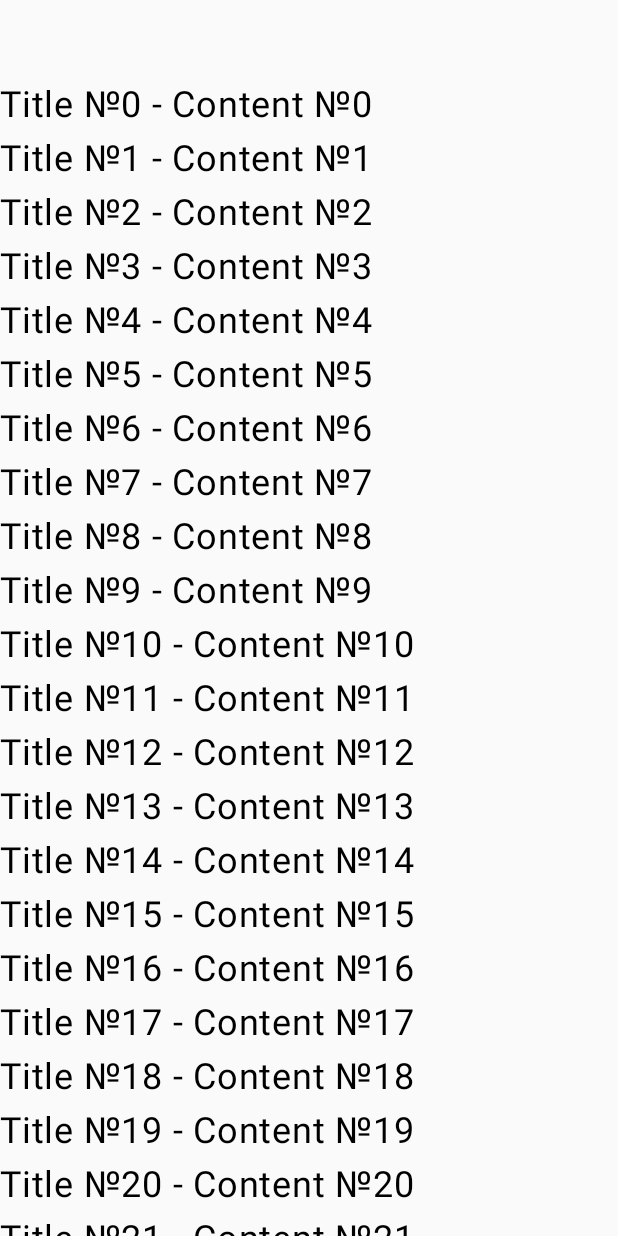
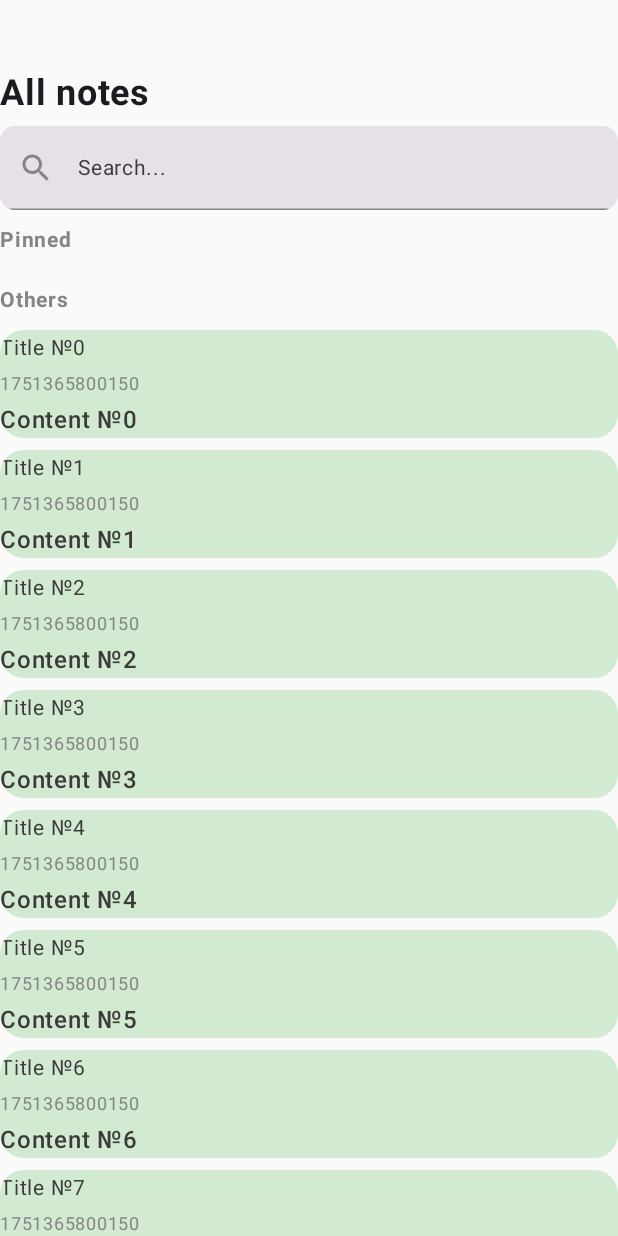
Before and after one commit to i11usionGID/Notes, an Android app built with Jetpack Compose: the screen it shows after launch (MainActivity), on a phone screen of 412 x 824 dp. Run offline under Robolectric (Android 15) with nearby library versions, the phone set to English and light mode, and no system bars.

Commit message:
реализован каркас первого экрана приложения

```diff
--- a/src/main/java/com/example/notes/presentation/screens/notes/NotesScreen.kt
+++ b/src/main/java/com/example/notes/presentation/screens/notes/NotesScreen.kt
@@ -1,21 +1,37 @@
+@file:OptIn(ExperimentalFoundationApi::class)
+
 package com.example.notes.presentation.screens.notes
 
-import androidx.compose.foundation.clickable
-import androidx.compose.foundation.horizontalScroll
+import androidx.compose.foundation.ExperimentalFoundationApi
+import androidx.compose.foundation.background
+import androidx.compose.foundation.combinedClickable
 import androidx.compose.foundation.layout.Arrangement
 import androidx.compose.foundation.layout.Column
-import androidx.compose.foundation.layout.Row
+import androidx.compose.foundation.layout.fillMaxWidth
 import androidx.compose.foundation.layout.padding
-import androidx.compose.foundation.rememberScrollState
-import androidx.compose.foundation.verticalScroll
+import androidx.compose.foundation.lazy.LazyColumn
+import androidx.compose.foundation.lazy.LazyRow
+import androidx.compose.foundation.lazy.items
+import androidx.compose.foundation.shape.RoundedCornerShape
+import androidx.compose.material.icons.Icons
+import androidx.compose.material.icons.filled.Search
+import androidx.compose.material3.Icon
+import androidx.compose.material3.MaterialTheme
 import androidx.compose.material3.Text
+import androidx.compose.material3.TextField
 import androidx.compose.runtime.Composable
 import androidx.compose.runtime.collectAsState
 import androidx.compose.runtime.getValue
 import androidx.compose.ui.Modifier
+import androidx.compose.ui.draw.clip
+import androidx.compose.ui.graphics.Color
+import androidx.compose.ui.text.font.FontWeight
 import androidx.compose.ui.unit.dp
 import androidx.compose.ui.unit.sp
 import androidx.lifecycle.viewmodel.compose.viewModel
+import com.example.notes.domain.Note
+import com.example.notes.presentation.ui.theme.Green
+import com.example.notes.presentation.ui.theme.Yellow200
 
 @Composable
 fun NotesScreen(
@@ -24,33 +40,173 @@ fun NotesScreen(
 ) {
     val state by viewModel.state.collectAsState()
 
-    Column(
-        modifier = Modifier
-            .padding(top = 48.dp)
-            .verticalScroll(rememberScrollState()),
+    LazyColumn(
+        modifier = modifier
+            .padding(top = 48.dp),
         verticalArrangement = Arrangement.spacedBy(8.dp)
     ) {
-        Row(modifier = Modifier
-            .horizontalScroll(rememberScrollState()),
-            horizontalArrangement = Arrangement.spacedBy(8.dp)) {
-            state.pinnedNotes.forEach {note ->
-                Text(
-                    modifier = Modifier.clickable {
-                        viewModel.processCommand(NotesCommand.SwitchedPinnedStatus(note.id))
-                    },
-                    text = "${note.title} - ${note.content}",
-                    fontSize = 24.sp
-                )
+        item {
+            Title(text = "All notes")
+        }
+        item {
+            SearchBar(
+                query = state.query,
+                onQueryChanged = {
+                    viewModel.processCommand(NotesCommand.InputSearchQuery(it))
+                }
+            )
+        }
+        item {
+            SubTitle(text = "Pinned")
+        }
+        item {
+            LazyRow(
+                modifier = Modifier,
+                horizontalArrangement = Arrangement.spacedBy(8.dp)
+            ) {
+                items(
+                    state.pinnedNotes,
+                    key = { it.id }
+                ) { note ->
+                    NoteCard(
+                        modifier = modifier.fillMaxWidth(),
+                        note = note,
+                        onNoteClick = {
+                            viewModel.processCommand(NotesCommand.EditNote(it))
+                        },
+                        onLongClick = {
+                            viewModel.processCommand(NotesCommand.SwitchedPinnedStatus(it.id))
+                        },
+                        onDoubleClick = {
+                            viewModel.processCommand(NotesCommand.DeleteNote(it.id))
+                        },
+                        backgroundColor = Yellow200
+                    )
+                }
             }
         }
-        state.otherNotes.forEach { note ->
-            Text(
-                modifier = Modifier.clickable {
-                    viewModel.processCommand(NotesCommand.SwitchedPinnedStatus(note.id))
+        item {
+            SubTitle(
+                text = "Others"
+            )
+        }
+        items(
+            state.otherNotes,
+            key = { it.id }
+        ) { note ->
+            NoteCard(
+                modifier.fillMaxWidth(),
+                note = note,
+                onNoteClick = {
+                    viewModel.processCommand(NotesCommand.EditNote(it))
                 },
-                text = "${note.title} - ${note.content}",
-                fontSize = 24.sp
+                onLongClick = {
+                    viewModel.processCommand(NotesCommand.SwitchedPinnedStatus(it.id))
+                },
+                onDoubleClick = {
+                    viewModel.processCommand(NotesCommand.DeleteNote(it.id))
+                },
+                backgroundColor = Green
             )
         }
     }
 }
+
+@Composable
+private fun Title(
+    modifier: Modifier = Modifier,
+    text: String
+) {
+    Text(
+        modifier = modifier,
+        text = text,
+        fontSize = 24.sp,
+        fontWeight = FontWeight.Bold,
+        color = MaterialTheme.colorScheme.onBackground
+    )
+}
+
+@Composable
+private fun SubTitle(
+    modifier: Modifier = Modifier,
+    text: String
+) {
+    Text(
+        modifier = modifier,
+        text = text,
+        fontSize = 14.sp,
+        fontWeight = FontWeight.Bold,
+        color = MaterialTheme.colorScheme.onSurfaceVariant
+    )
+}
+
+@Composable
+private fun SearchBar(
+    modifier: Modifier = Modifier,
+    query: String,
+    onQueryChanged: (String) -> Unit
+) {
+    TextField(
+        modifier = modifier.fillMaxWidth(),
+        value = query,
+        onValueChange = onQueryChanged,
+        placeholder = {
+            Text(
+                text = "Search...",
+                fontSize = 14.sp,
+                color = MaterialTheme.colorScheme.onSurface
+            )
+        },
+        leadingIcon = {
+            Icon(
+                imageVector = Icons.Default.Search,
+                contentDescription = "Search Notes"
+            )
+        },
+        shape = RoundedCornerShape(10.dp)
+    )
+}
+
+@Composable
+fun NoteCard(
+    modifier: Modifier = Modifier,
+    backgroundColor: Color,
+    note: Note,
+    onNoteClick: (Note) -> Unit,
+    onLongClick: (Note) -> Unit,
+    onDoubleClick: (Note) -> Unit
+) {
+    Column(
+        modifier = modifier
+            .clip(RoundedCornerShape(16.dp))
+            .background(backgroundColor)
+            .combinedClickable(
+                onClick = {
+                    onNoteClick(note)
+                },
+                onLongClick = {
+                    onLongClick(note)
+                },
+                onDoubleClick = {
+                    onDoubleClick(note)
+                }
+            )
+    ) {
+        Text(
+            text = note.title,
+            fontSize = 14.sp,
+            color = MaterialTheme.colorScheme.onSurface
+        )
+        Text(
+            text = note.updatedAt.toString(),
+            fontSize = 12.sp,
+            color = MaterialTheme.colorScheme.onSurfaceVariant
+        )
+        Text(
+            text = note.content,
+            fontSize = 16.sp,
+            color = MaterialTheme.colorScheme.onSurface,
+            fontWeight = FontWeight.Medium
+        )
+    }
+}
--- a/src/main/java/com/example/notes/presentation/screens/notes/NotesViewModel.kt
+++ b/src/main/java/com/example/notes/presentation/screens/notes/NotesViewModel.kt
@@ -63,7 +63,7 @@ class NotesViewModel : ViewModel() {
 
     // TODO: don't forget to remove it
     private fun addSomeNotes() {
-        repeat(50) {
+        repeat(10_000) {
             addNoteUseCase(title = "Title №$it", content = "Content №$it")
         }
     }
--- a/src/main/java/com/example/notes/presentation/ui/theme/Color.kt
+++ b/src/main/java/com/example/notes/presentation/ui/theme/Color.kt
@@ -2,10 +2,20 @@ package com.example.notes.presentation.ui.theme
 
 import androidx.compose.ui.graphics.Color
 
-val Purple80 = Color(0xFFD0BCFF)
-val PurpleGrey80 = Color(0xFFCCC2DC)
-val Pink80 = Color(0xFFEFB8C8)
+val White = Color(0xFFFFFFFF)
 
-val Purple40 = Color(0xFF6650a4)
-val PurpleGrey40 = Color(0xFF625b71)
-val Pink40 = Color(0xFF7D5260)
+val Blue100 = Color(0xFFE3EBF2)
+val Blue200 = Color(0xFFC8D8E5)
+val Yellow100 = Color(0xFFFDF2E1)
+val Yellow200 = Color(0xFFFCE5C3)
+val Green = Color(0xFFD1EAD1)
+val Purple = Color(0xFFDACEE6)
+
+val Gray100 = Color(0xFFF8F8F8)
+val Gray200 = Color(0xFF868484)
+val Gray300 = Color(0xFF3C3A3A)
+
+val Brown = Color(0xFF703410)
+
+val PinnedNotesColors = listOf(Yellow200, Purple, Blue200)
+val OtherNotesColors = listOf(Yellow100, Green, Blue100)
--- a/src/main/java/com/example/notes/presentation/ui/theme/Theme.kt
+++ b/src/main/java/com/example/notes/presentation/ui/theme/Theme.kt
@@ -11,32 +11,22 @@ import androidx.compose.runtime.Composable
 import androidx.compose.ui.platform.LocalContext
 
 private val DarkColorScheme = darkColorScheme(
-    primary = Purple80,
-    secondary = PurpleGrey80,
-    tertiary = Pink80
 )
 
 private val LightColorScheme = lightColorScheme(
-    primary = Purple40,
-    secondary = PurpleGrey40,
-    tertiary = Pink40
-
-    /* Other default colors to override
-    background = Color(0xFFFFFBFE),
-    surface = Color(0xFFFFFBFE),
-    onPrimary = Color.White,
-    onSecondary = Color.White,
-    onTertiary = Color.White,
-    onBackground = Color(0xFF1C1B1F),
-    onSurface = Color(0xFF1C1B1F),
-    */
+    primary = Brown,
+    onPrimary = White,
+    background = White,
+    surface = Gray100,
+    onSurface = Gray300,
+    onSurfaceVariant = Gray200
 )
 
 @Composable
 fun NotesTheme(
-    darkTheme: Boolean = isSystemInDarkTheme(),
+    darkTheme: Boolean = false,
     // Dynamic color is available on Android 12+
-    dynamicColor: Boolean = true,
+    dynamicColor: Boolean = false,
     content: @Composable () -> Unit
 ) {
     val colorScheme = when {
```
